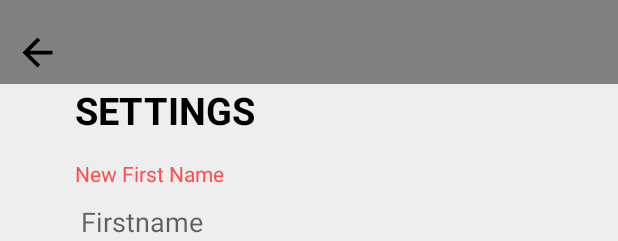
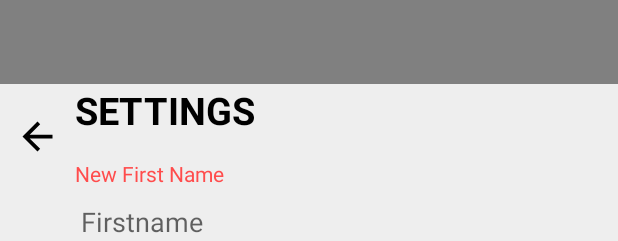
Before and after one commit to Likeamarc/PracticaPiS, an Android app: the layout activity_settings.xml on its own in the app's theme, with its tools: preview values and no code run, on a phone screen of 412 x 824 dp. Shown: the top 241 px of the screen. Run offline under Robolectric (Android 15) with nearby library versions, the phone set to English and light mode, and no system bars.

Commit message:
Settings funcionando, ya se puede acceder a todo desde el drawer menú. Queda un poco feo asi que habra que moverlo mas para bajo

```diff
--- a/app/src/main/AndroidManifest.xml
+++ b/app/src/main/AndroidManifest.xml
@@ -39,6 +39,9 @@
             android:name=".activities.activity_register"
             android:parentActivityName=".activities.MainActivity" />
         <activity
+            android:name=".activities.activity_settings"
+            android:parentActivityName=".activities.HomePage"/>
+        <activity
             android:name=".activities.HomePage"
             android:parentActivityName=".activities.MainActivity" />
         <activity
--- a/app/src/main/res/layout/activity_settings.xml
+++ b/app/src/main/res/layout/activity_settings.xml
@@ -21,6 +21,19 @@
             android:layout_height="?attr/actionBarSize"
             android:layout_width="match_parent"
             android:background="@color/gray"/>
+
+        <ImageView
+            android:id="@+id/registerBackButton"
+            android:layout_width="30dp"
+            android:layout_height="30dp"
+            android:layout_marginLeft="10dp"
+            android:layout_marginTop="20dp"
+            android:layout_marginRight="10dp"
+            android:contentDescription="@string/app_name"
+            android:src="@drawable/ic_back"
+            app:layout_constraintStart_toStartOf="parent"
+            app:layout_constraintTop_toTopOf="parent"
+            app:tint="@color/black" />
 
     </LinearLayout>
 
@@ -98,19 +111,6 @@
             android:layout_below="@id/lastNameText"
             />
 
-        <ImageView
-            android:id="@+id/registerBackButton"
-            android:layout_width="30dp"
-            android:layout_height="30dp"
-            android:layout_marginLeft="10dp"
-            android:layout_marginTop="20dp"
-            android:layout_marginRight="10dp"
-            android:contentDescription="@string/app_name"
-            android:src="@drawable/ic_back"
-            app:layout_constraintStart_toStartOf="parent"
-            app:layout_constraintTop_toTopOf="parent"
-            app:tint="@color/black" />
-
         <TextView
             android:id="@+id/emailText"
             android:layout_width="match_parent"
```
Also changed, not shown: app/src/main/java/com/example/practicapis/activities/HomePage.java (+7 -5 lines), app/src/main/java/com/example/practicapis/activities/activity_settings.java (+4 -4 lines).
